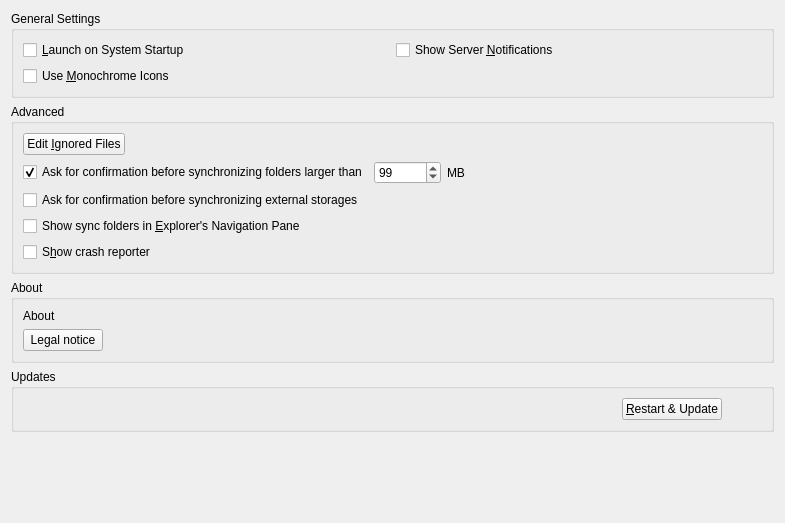
nextcloud/desktop, file src/gui/generalsettings.ui: the form before one commit.
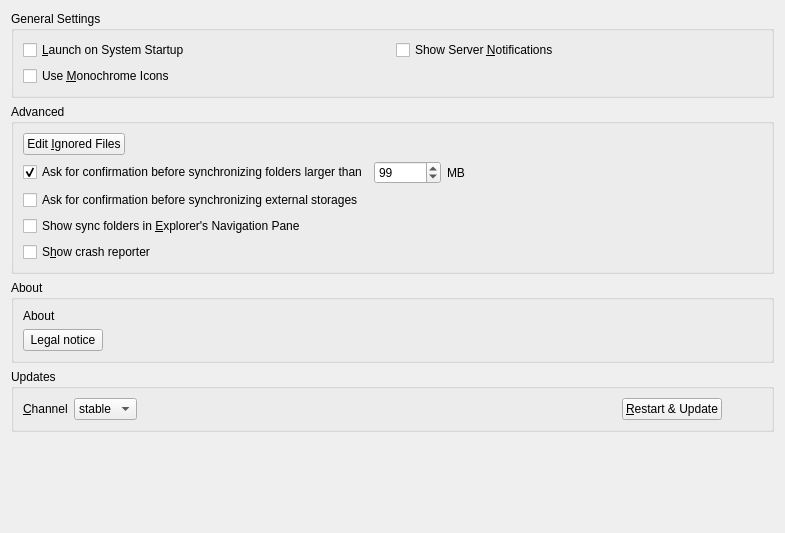
The form after the commit.

Commit message: Settings: Add update channel combobox #6259

Diff of the .ui file:
```diff
--- a/src/gui/generalsettings.ui
+++ b/src/gui/generalsettings.ui
@@ -7,7 +7,7 @@
     <x>0</x>
     <y>0</y>
     <width>785</width>
-    <height>523</height>
+    <height>533</height>
    </rect>
   </property>
   <property name="windowTitle">
@@ -98,7 +98,45 @@
      <property name="title">
       <string>Updates</string>
      </property>
+     <layout class="QVBoxLayout" name="verticalLayout_2">
+      <item>
      <layout class="QHBoxLayout" name="horizontalLayout">
+        <item>
+         <widget class="QLabel" name="updateChannelLabel">
+          <property name="sizePolicy">
+           <sizepolicy hsizetype="Maximum" vsizetype="Preferred">
+            <horstretch>0</horstretch>
+            <verstretch>0</verstretch>
+           </sizepolicy>
+          </property>
+          <property name="text">
+           <string>&amp;Channel</string>
+          </property>
+          <property name="buddy">
+           <cstring>updateChannel</cstring>
+          </property>
+         </widget>
+        </item>
+        <item>
+         <widget class="QComboBox" name="updateChannel">
+          <property name="sizePolicy">
+           <sizepolicy hsizetype="Maximum" vsizetype="Fixed">
+            <horstretch>0</horstretch>
+            <verstretch>0</verstretch>
+           </sizepolicy>
+          </property>
+          <item>
+           <property name="text">
+            <string>stable</string>
+           </property>
+          </item>
+          <item>
+           <property name="text">
+            <string>beta</string>
+           </property>
+          </item>
+         </widget>
+        </item>
       <item>
        <widget class="QLabel" name="updateStateLabel">
         <property name="text">
@@ -142,6 +180,8 @@
        </spacer>
       </item>
      </layout>
+      </item>
+     </layout>
     </widget>
    </item>
    <item row="4" column="0">
```
Left out of the diff: 3 changed lines with no effect on the pictures. Lines whose indentation alone changed are shown as unchanged. The commit also changes 8 other files.
